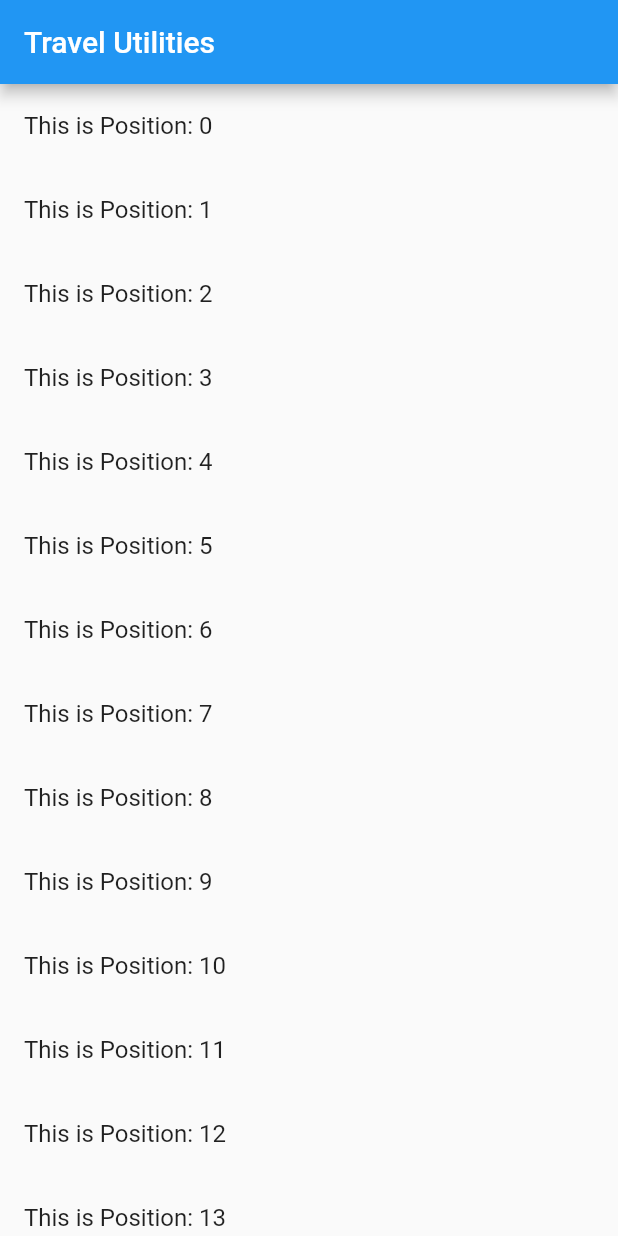
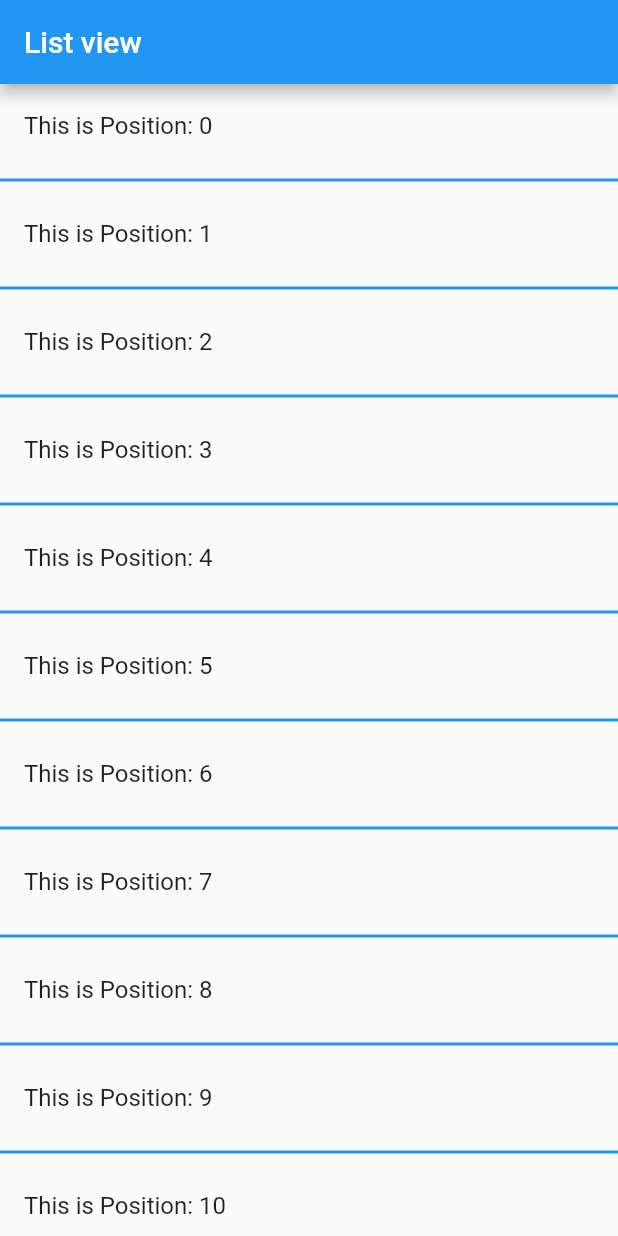
Before and after one commit to phawazzzy/learning-flutter-, a Flutter app: the screen it shows after launch, on a phone screen of 412 x 824 dp. Run offline on Flutter 3.47's test engine with Material 2 defaults, Android fonts, the phone set to English and light mode, and no system bars.

Commit message:
divider in list with listView.separate

```diff
--- a/lib/main.dart
+++ b/lib/main.dart
@@ -5,7 +5,7 @@ void main() => runApp(MyApp());
 class MyApp extends StatelessWidget {
   @override
   Widget build(BuildContext context) {
-    final title = 'Travel Utilities';
+    final title = 'List view';
 
     return MaterialApp(
       title: title,
@@ -13,8 +13,12 @@ class MyApp extends StatelessWidget {
           appBar: AppBar(
             title: Text(title),
           ),
-          body: ListView.builder(
+          body: ListView.separated(
               itemCount: 50,
+              separatorBuilder: (BuildContext context, int index) => Divider(
+                    thickness: 2.0,
+                    color: Colors.blue,
+                  ),
               itemBuilder: (context, index) {
                 return ListTile(
                   title: Text("This is Position: $index"),
```
